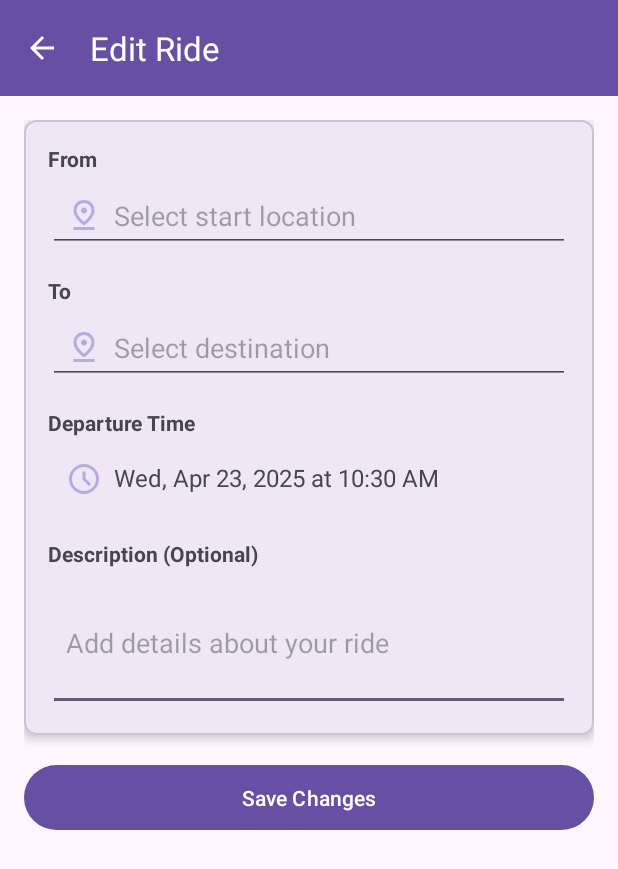
After one commit to horrifyingHorse/ryd, an Android app: the EditRideActivity screen opened directly, with no data from a screen before it, on a phone screen of 412 x 824 dp. The commit adds this screen. Shown: the top 869 px of the screen. Run offline under Robolectric (Android 15) with nearby library versions, the phone set to English and light mode, and no system bars; our stand-ins replace CircleImageView, Firebase (no records; nobody signed in at launch, a user with empty details on screens opened directly).

Commit message:
feature: edit + cancelation

```diff
--- /dev/null
+++ b/app/src/main/java/com/example/ryd/EditRideActivity.kt
@@ -0,0 +1,281 @@
+package com.example.ryd
+
+import android.content.Intent
+import android.os.Bundle
+import android.view.View
+import android.widget.EditText
+import android.widget.TextView
+import android.widget.Toast
+import androidx.appcompat.app.AppCompatActivity
+import com.example.ryd.databinding.ActivityEditRideBinding
+import com.google.android.material.datepicker.MaterialDatePicker
+import com.google.android.material.timepicker.MaterialTimePicker
+import com.google.android.material.timepicker.TimeFormat
+import com.google.firebase.firestore.FirebaseFirestore
+import java.text.SimpleDateFormat
+import java.util.*
+import kotlin.toString
+
+class EditRideActivity : AppCompatActivity() {
+    private lateinit var binding: ActivityEditRideBinding
+    private lateinit var firestore: FirebaseFirestore
+
+    private var rideId: String = ""
+    private var departureTime: Long = 0
+    private var isDriver: Boolean = false
+    private var seats: Int = 0
+
+    // Location coordinates instead of place IDs
+    private var fromLatitude: Double = 0.0
+    private var fromLongitude: Double = 0.0
+    private var toLatitude: Double = 0.0
+    private var toLongitude: Double = 0.0
+
+    private var selectedDate: Long = 0
+    private var selectedHour: Int = 0
+    private var selectedMinute: Int = 0
+
+    companion object {
+        private const val FROM_LOCATION_REQUEST_CODE = 1
+        private const val TO_LOCATION_REQUEST_CODE = 2
+    }
+
+    override fun onCreate(savedInstanceState: Bundle?) {
+        super.onCreate(savedInstanceState)
+        binding = ActivityEditRideBinding.inflate(layoutInflater)
+        setContentView(binding.root)
+
+        // Initialize Firebase
+        firestore = FirebaseFirestore.getInstance()
+
+        // Setup toolbar
+        setSupportActionBar(binding.toolbar)
+        supportActionBar?.setDisplayHomeAsUpEnabled(true)
+        supportActionBar?.title = "Edit Ride"
+
+        // Get ride data from intent
+        rideId = intent.getStringExtra("RIDE_ID") ?: ""
+        val fromLocation = intent.getStringExtra("FROM_LOCATION") ?: ""
+        val destination = intent.getStringExtra("DESTINATION") ?: ""
+        departureTime = intent.getLongExtra("DEPARTURE_TIME", System.currentTimeMillis())
+        val description = intent.getStringExtra("DESCRIPTION") ?: ""
+        isDriver = intent.getBooleanExtra("IS_DRIVER", false)
+        seats = intent.getIntExtra("SEATS", 0)
+
+        // Get coordinates if available
+        fromLatitude = intent.getDoubleExtra("FROM_LAT", 0.0)
+        fromLongitude = intent.getDoubleExtra("FROM_LNG", 0.0)
+        toLatitude = intent.getDoubleExtra("TO_LAT", 0.0)
+        toLongitude = intent.getDoubleExtra("TO_LNG", 0.0)
+
+        // Set initial values
+        binding.etFrom.setText(fromLocation)
+        binding.etTo.setText(destination)
+        binding.etDescription.setText(description)
+        updateTimeDisplay()
+
+        // Setup listeners
+        setupLocationPickers()
+        setupTimePicker()
+
+        binding.btnSaveChanges.setOnClickListener {
+            saveChanges()
+        }
+    }
+
+    private fun setupLocationPickers() {
+        binding.etFrom.setOnClickListener {
+            // Launch map activity for from location
+            val intent = Intent(this, MapPickerActivity::class.java)
+            intent.putExtra("REQUEST_TYPE", "FROM_LOCATION")
+
+            // Pass current location text if it exists
+            val currentLocation = binding.etFrom.text.toString().trim()
+            if (currentLocation.isNotEmpty()) {
+                intent.putExtra("CURRENT_LOCATION", currentLocation)
+            }
+
+            startActivityForResult(intent, FROM_LOCATION_REQUEST_CODE)
+        }
+
+        binding.etTo.setOnClickListener {
+            // Launch map activity for to location
+            val intent = Intent(this, MapPickerActivity::class.java)
+            intent.putExtra("REQUEST_TYPE", "DESTINATION_LOCATION")
+
+            // Pass current destination text if it exists
+            val currentDestination = binding.etTo.text.toString().trim()
+            if (currentDestination.isNotEmpty()) {
+                intent.putExtra("CURRENT_LOCATION", currentDestination)
+            }
+            startActivityForResult(intent, TO_LOCATION_REQUEST_CODE)
+        }
+
+        binding.etFrom.isFocusable = false
+        binding.etFrom.isClickable = true
+
+        binding.etTo.isFocusable = false
+        binding.etTo.isClickable = true
+    }
+
+    @Deprecated("Deprecated in Java")
+    override fun onActivityResult(requestCode: Int, resultCode: Int, data: Intent?) {
+        super.onActivityResult(requestCode, resultCode, data)
+
+        if (resultCode == RESULT_OK) {
+            when (requestCode) {
+                FROM_LOCATION_REQUEST_CODE -> {
+                    data?.let {
+                        val locationName = it.getStringExtra("LOCATION_NAME") ?: ""
+                        binding.etFrom.setText(locationName)
+                    }
+                }
+                TO_LOCATION_REQUEST_CODE -> {
+                    data?.let {
+                        val locationName = it.getStringExtra("LOCATION_NAME") ?: ""
+                        binding.etTo.setText(locationName)
+                    }
+                }
+            }
+        }
+    }
+
+
+    private fun setupTimePicker() {
+        binding.tvDepartureTime.setOnClickListener {
+            showDateTimePicker()
+        }
+    }
+
+    private fun updateTimeDisplay() {
+        val dateFormat = SimpleDateFormat("EEE, MMM d, yyyy 'at' h:mm a", Locale.getDefault())
+        binding.tvDepartureTime.text = dateFormat.format(Date(departureTime))
+    }
+
+    private fun showDateTimePicker() {
+        val datePicker = MaterialDatePicker.Builder.datePicker()
+            .setTitleText("Select departure date")
+            .setSelection(MaterialDatePicker.todayInUtcMilliseconds())
+            .build()
+
+        datePicker.addOnPositiveButtonClickListener { dateInMillis ->
+            selectedDate = dateInMillis
+
+            // Now show time picker
+            val timePicker = MaterialTimePicker.Builder()
+                .setTimeFormat(TimeFormat.CLOCK_12H)
+                .setHour(12)
+                .setMinute(0)
+                .setTitleText("Select departure time")
+                .build()
+
+            timePicker.addOnPositiveButtonClickListener {
+                selectedHour = timePicker.hour
+                selectedMinute = timePicker.minute
+
+                // Combine date and time
+                val calendar = Calendar.getInstance()
+                calendar.timeInMillis = selectedDate
+                calendar.set(Calendar.HOUR_OF_DAY, selectedHour)
+                calendar.set(Calendar.MINUTE, selectedMinute)
+
+                // Format the selected date and time
+                val dateFormat = SimpleDateFormat("EEE, MMM d, yyyy 'at' h:mm a", Locale.getDefault())
+                binding.tvDepartureTime.text = dateFormat.format(calendar.time)
+            }
+
+            timePicker.show(supportFragmentManager, "TIME_PICKER")
+        }
+
+        datePicker.show(supportFragmentManager, "DATE_PICKER")
+    }
+
+    private fun saveChanges() {
+        // Validate inputs
+        val fromLocation = binding.etFrom.text.toString().trim()
+        val destination = binding.etTo.text.toString().trim()
+        val description = binding.etDescription.text.toString().trim()
+
+        if (fromLocation.isEmpty()) {
+            binding.etFrom.error = "Start location is required"
+            return
+        }
+
+        if (destination.isEmpty()) {
+            binding.etTo.error = "Destination is required"
+            return
+        }
+
+        // Show progress
+        binding.progressBar.visibility = View.VISIBLE
+        binding.btnSaveChanges.isEnabled = false
+
+        // Update ride in Firestore
+        val rideUpdates = hashMapOf<String, Any>(
+            "fromLocation" to fromLocation,
+            "destination" to destination,
+            "departureTime" to departureTime,
+            "description" to description
+        )
+
+        // Add coordinates if available
+        if (fromLatitude != 0.0 && fromLongitude != 0.0) {
+            rideUpdates["fromLatitude"] = fromLatitude
+            rideUpdates["fromLongitude"] = fromLongitude
+        }
+
+        if (toLatitude != 0.0 && toLongitude != 0.0) {
+            rideUpdates["toLatitude"] = toLatitude
+            rideUpdates["toLongitude"] = toLongitude
+        }
+
+        firestore.collection("rides").document(rideId)
+            .update(rideUpdates)
+            .addOnSuccessListener {
+                // Update was successful
+                binding.progressBar.visibility = View.GONE
+                Toast.makeText(this, "Ride updated successfully", Toast.LENGTH_SHORT).show()
+
+                // Notify users about the change
+                notifyUsersAboutUpdate(rideUpdates)
+
+                // Close activity and return to previous screen
+                finish()
+            }
+            .addOnFailureListener { e ->
+                binding.progressBar.visibility = View.GONE
+                binding.btnSaveChanges.isEnabled = true
+                Toast.makeText(this, "Failed to update ride: ${e.message}", Toast.LENGTH_SHORT).show()
+            }
+    }
+
+    private fun notifyUsersAboutUpdate(updates: Map<String, Any>) {
+        // Get all users who requested or joined this ride
+        firestore.collection("rideRequests")
+            .whereEqualTo("rideId", rideId)
+            .whereIn("status", listOf("accepted", "pending"))
+            .get()
+            .addOnSuccessListener { documents ->
+                for (document in documents) {
+                    val requesterId = document.getString("requesterId") ?: continue
+
+                    // Update the ride details in user's rides collection
+                    firestore.collection("userRides")
+                        .document(requesterId)
+                        .collection("rides")
+                        .whereEqualTo("originalRideId", rideId)
+                        .get()
+                        .addOnSuccessListener { userRides ->
+                            for (userRide in userRides) {
+                                userRide.reference.update(updates)
+                            }
+                        }
+                }
+            }
+    }
+
+    override fun onSupportNavigateUp(): Boolean {
+        onBackPressed()
+        return true
+    }
+}
--- a/app/src/main/java/com/example/ryd/ProfileActivity.kt
+++ b/app/src/main/java/com/example/ryd/ProfileActivity.kt
@@ -72,7 +72,6 @@ class ProfileActivity : AppCompatActivity() {
         btnSaveProfile = findViewById(R.id.btnSaveProfile)
         btnSignOut = findViewById(R.id.btnSignOut)
 
-        val etPhone = findViewById<EditText>(R.id.etPhone)
         val btnChangePassword = findViewById<Button>(R.id.btnChangePassword)
 
         // Setup toolbar
--- /dev/null
+++ b/app/src/main/res/layout/activity_edit_ride.xml
@@ -0,0 +1,137 @@
+<?xml version="1.0" encoding="utf-8"?>
+<androidx.coordinatorlayout.widget.CoordinatorLayout
+    xmlns:android="http://schemas.android.com/apk/res/android"
+    xmlns:app="http://schemas.android.com/apk/res-auto"
+    android:layout_width="match_parent"
+    android:layout_height="match_parent">
+
+    <com.google.android.material.appbar.AppBarLayout
+        android:layout_width="match_parent"
+        android:layout_height="wrap_content">
+
+        <androidx.appcompat.widget.Toolbar
+            android:id="@+id/toolbar"
+            android:layout_width="match_parent"
+            android:layout_height="?attr/actionBarSize"
+            android:background="?attr/colorPrimary"
+            android:theme="@style/ThemeOverlay.AppCompat.Dark.ActionBar"/>
+    </com.google.android.material.appbar.AppBarLayout>
+
+    <androidx.core.widget.NestedScrollView
+        android:layout_width="match_parent"
+        android:layout_height="match_parent"
+        app:layout_behavior="@string/appbar_scrolling_view_behavior">
+
+        <LinearLayout
+            android:layout_width="match_parent"
+            android:layout_height="wrap_content"
+            android:orientation="vertical"
+            android:padding="16dp">
+
+            <com.google.android.material.card.MaterialCardView
+                android:layout_width="match_parent"
+                android:layout_height="wrap_content"
+                app:cardCornerRadius="8dp"
+                app:cardElevation="4dp"
+                android:layout_marginBottom="16dp">
+
+                <LinearLayout
+                    android:layout_width="match_parent"
+                    android:layout_height="wrap_content"
+                    android:orientation="vertical"
+                    android:padding="16dp">
+
+                    <TextView
+                        android:layout_width="match_parent"
+                        android:layout_height="wrap_content"
+                        android:text="From"
+                        android:textStyle="bold"
+                        android:layout_marginBottom="4dp"/>
+
+                    <EditText
+                        android:id="@+id/etFrom"
+                        android:layout_width="match_parent"
+                        android:layout_height="wrap_content"
+                        android:drawableStart="@drawable/ic_location"
+                        android:drawablePadding="8dp"
+                        android:hint="Select start location"
+                        android:padding="12dp"
+                        android:focusable="false"
+                        android:clickable="true"
+                        android:layout_marginBottom="16dp"/>
+
+                    <TextView
+                        android:layout_width="match_parent"
+                        android:layout_height="wrap_content"
+                        android:text="To"
+                        android:textStyle="bold"
+                        android:layout_marginBottom="4dp"/>
+
+                    <EditText
+                        android:id="@+id/etTo"
+                        android:layout_width="match_parent"
+                        android:layout_height="wrap_content"
+                        android:drawableStart="@drawable/ic_location"
+                        android:drawablePadding="8dp"
+                        android:hint="Select destination"
+                        android:padding="12dp"
+                        android:focusable="false"
+                        android:clickable="true"
+                        android:layout_marginBottom="16dp"/>
+
+                    <TextView
+                        android:layout_width="match_parent"
+                        android:layout_height="wrap_content"
+                        android:text="Departure Time"
+                        android:textStyle="bold"
+                        android:layout_marginBottom="4dp"/>
+
+                    <TextView
+                        android:id="@+id/tvDepartureTime"
+                        android:layout_width="match_parent"
+                        android:layout_height="wrap_content"
+                        android:drawableStart="@drawable/ic_time"
+                        android:drawablePadding="8dp"
+                        android:hint="Select departure time"
+                        android:padding="12dp"
+                        android:textSize="16sp"
+                        android:clickable="true"
+                        android:focusable="true"
+                        android:layout_marginBottom="16dp"/>
+
+                    <TextView
+                        android:layout_width="match_parent"
+                        android:layout_height="wrap_content"
+                        android:text="Description (Optional)"
+                        android:textStyle="bold"
+                        android:layout_marginBottom="4dp"/>
+
+                    <EditText
+                        android:id="@+id/etDescription"
+                        android:layout_width="match_parent"
+                        android:layout_height="wrap_content"
+                        android:drawablePadding="8dp"
+                        android:hint="Add details about your ride"
+                        android:inputType="textMultiLine"
+                        android:minLines="3"
+                        android:padding="12dp"/>
+                </LinearLayout>
+            </com.google.android.material.card.MaterialCardView>
+
+            <Button
+                android:id="@+id/btnSaveChanges"
+                android:layout_width="match_parent"
+                android:layout_height="wrap_content"
+                android:text="Save Changes"
+                android:padding="12dp"/>
+        </LinearLayout>
+
+    </androidx.core.widget.NestedScrollView>
+
+    <ProgressBar
+        android:id="@+id/progressBar"
+        android:layout_width="wrap_content"
+        android:layout_height="wrap_content"
+        android:layout_gravity="center"
+        android:visibility="gone"/>
+</androidx.coordinatorlayout.widget.CoordinatorLayout>
```
Also changed, not shown: app/src/main/AndroidManifest.xml (+7 -5 lines), app/src/main/java/com/example/ryd/MyRidesActivity.kt (+5 -40 lines), app/src/main/java/com/example/ryd/MyRidesAdapter.kt (+74 -3 lines).
